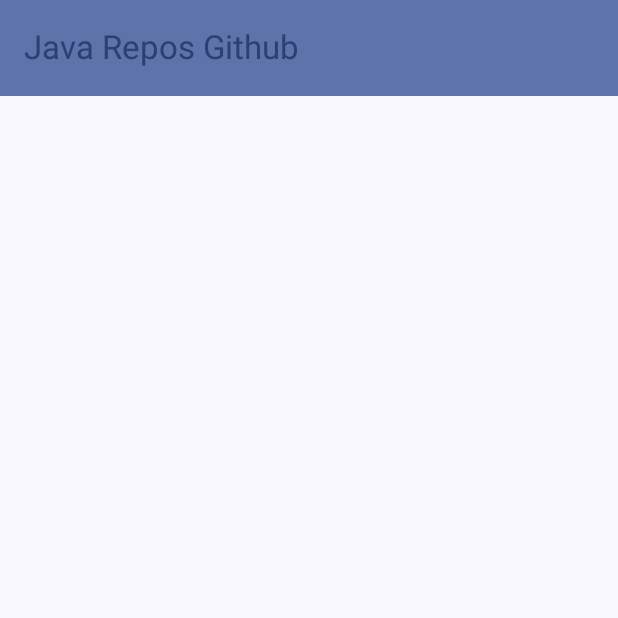
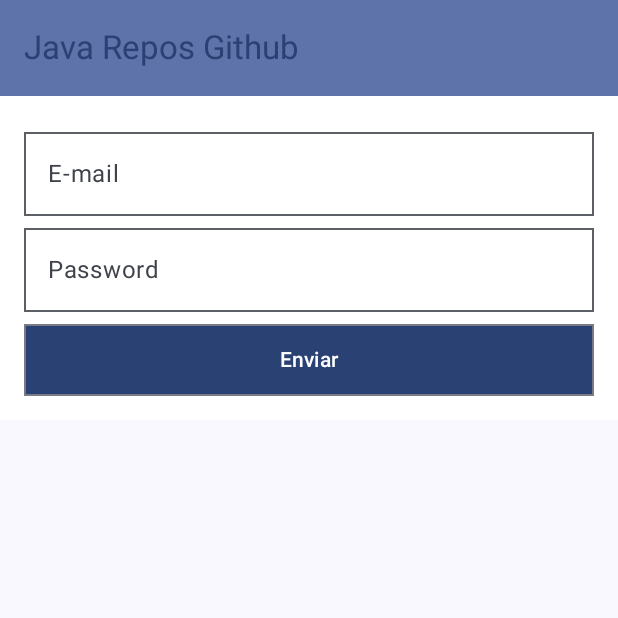
Before and after one commit to ramonmluz/most-popular-java-repositories, an Android app built with Jetpack Compose: the screen it shows after launch (MainActivity), on a phone screen of 412 x 824 dp, the top half of it. Run offline under Robolectric (Android 15) with nearby library versions, the phone set to English and light mode, and no system bars.

```diff
--- a/PopularJavaReposApp/app/build.gradle.kts
+++ b/PopularJavaReposApp/app/build.gradle.kts
@@ -86,9 +86,7 @@ dependencies {
 
     implementation ("com.github.bumptech.glide:compose:1.0.0-beta01")
 
-
-    // implementation("androidx.navigation:navigation-compose:$nav_version")
-
+    implementation("androidx.navigation:navigation-compose:$nav_version")
 
     testImplementation("junit:junit:4.13.2")
     androidTestImplementation("androidx.test.ext:junit:1.1.5")
--- a/PopularJavaReposApp/app/src/main/java/br/com/popularjavareposapp/MainActivity.kt
+++ b/PopularJavaReposApp/app/src/main/java/br/com/popularjavareposapp/MainActivity.kt
@@ -4,19 +4,34 @@ import android.os.Bundle
 import androidx.activity.ComponentActivity
 import androidx.activity.compose.setContent
 import androidx.compose.runtime.Composable
+import androidx.compose.runtime.remember
+import androidx.compose.ui.focus.FocusRequester
 import androidx.compose.ui.tooling.preview.Preview
+import androidx.navigation.compose.NavHost
+import androidx.navigation.compose.composable
+import androidx.navigation.compose.rememberNavController
 import br.com.popularjavareposapp.ui.theme.PopularJavaReposAppTheme
 import br.com.popularjavareposapp.ui.view.RepositoriesScreen
+import br.com.popularjavareposapp.ui.view.content.LoginScreen
 
 class MainActivity : ComponentActivity() {
     override fun onCreate(savedInstanceState: Bundle?) {
         super.onCreate(savedInstanceState)
         setContent {
-            RepositoriesScreen()
+            val focusRequester = remember { FocusRequester() }
+            val navController = rememberNavController()
+
+            NavHost(navController = navController, startDestination = "login") {
+                composable("login") {
+                    LoginScreen(focusRequester = focusRequester) { navController.navigate("repositories") }
+                }
+                composable("repositories") {
+                    RepositoriesScreen()
+                }
+            }
         }
     }
 }
-
 
 @Preview(showBackground = true)
 @Composable
--- /dev/null
+++ b/PopularJavaReposApp/app/src/main/java/br/com/popularjavareposapp/ui/view/content/LoginScreen.kt
@@ -0,0 +1,124 @@
+package br.com.popularjavareposapp.ui.view.content
+
+import androidx.compose.foundation.background
+import androidx.compose.foundation.layout.Box
+import androidx.compose.foundation.layout.Column
+import androidx.compose.foundation.layout.fillMaxSize
+import androidx.compose.foundation.layout.fillMaxWidth
+import androidx.compose.foundation.layout.padding
+import androidx.compose.foundation.layout.size
+import androidx.compose.foundation.text.KeyboardOptions
+import androidx.compose.material3.Button
+import androidx.compose.material3.ButtonDefaults
+import androidx.compose.material3.ExperimentalMaterial3Api
+import androidx.compose.material3.OutlinedTextField
+import androidx.compose.material3.Scaffold
+import androidx.compose.material3.Text
+import androidx.compose.runtime.Composable
+import androidx.compose.runtime.getValue
+import androidx.compose.runtime.mutableStateOf
+import androidx.compose.runtime.remember
+import androidx.compose.runtime.saveable.rememberSaveable
+import androidx.compose.runtime.setValue
+import androidx.compose.ui.Modifier
+import androidx.compose.ui.focus.FocusRequester
+import androidx.compose.ui.focus.focusRequester
+import androidx.compose.ui.graphics.Color
+import androidx.compose.ui.graphics.RectangleShape
+import androidx.compose.ui.text.input.ImeAction
+import androidx.compose.ui.text.input.KeyboardType
+import androidx.compose.ui.text.input.PasswordVisualTransformation
+import androidx.compose.ui.tooling.preview.Preview
+import androidx.compose.ui.unit.dp
+import br.com.popularjavareposapp.ui.theme.PopularJavaReposAppTheme
+import br.com.popularjavareposapp.ui.view.TopBar
+
+@OptIn(ExperimentalMaterial3Api::class)
+@Composable
+fun LoginScreen(focusRequester: FocusRequester, navigate: () -> Unit) {
+
+    PopularJavaReposAppTheme {
+        Scaffold(modifier = Modifier.fillMaxSize(),
+            topBar = { TopBar() }
+        ) { paddingValues ->
+            Box(
+                modifier = Modifier
+                    .padding(paddingValues)
+                    .background(Color.White)
+            ) {
+                LoginContent(focusRequester, navigate)
+            }
+        }
+    }
+}
+
+@Composable
+@OptIn(ExperimentalMaterial3Api::class)
+private fun LoginContent(focusRequester: FocusRequester,  navigate: () -> Unit) {
+
+    var text by remember { mutableStateOf("") }
+    var password by rememberSaveable { mutableStateOf("") }
+
+    Column(modifier = Modifier.padding(16.dp)) {
+        OutlinedTextField(
+            value = text,
+            onValueChange = { text = it },
+            shape = RectangleShape,
+            label = { Text(text = "E-mail") },
+            keyboardOptions = KeyboardOptions(
+                keyboardType = KeyboardType.Text,
+                imeAction = ImeAction.Next
+            ),
+            placeholder = { },
+            modifier = Modifier
+                .fillMaxWidth()
+                .focusRequester(focusRequester)
+        )
+
+        OutlinedTextField(
+            placeholder = { },
+            value = password,
+            onValueChange = { password = it },
+            shape = RectangleShape,
+            label = { Text(text = "Password") },
+            visualTransformation = PasswordVisualTransformation(),
+            keyboardOptions = KeyboardOptions(
+                keyboardType = KeyboardType.Password,
+                imeAction = ImeAction.Next
+            ),
+            modifier = Modifier.fillMaxWidth()
+        )
+
+        Button(
+            onClick = navigate,
+            border = ButtonDefaults.outlinedButtonBorder,
+            shape = RectangleShape,
+            modifier = Modifier
+                .fillMaxWidth()
+                .padding(top = 8.dp)
+                .size(48.dp)
+        ) {
+            Text("Enviar")
+        }
+    }
+
+}
+
+@OptIn(ExperimentalMaterial3Api::class)
+@Preview(showBackground = true)
+@Composable
+fun preview() {
+    PopularJavaReposAppTheme {
+        Scaffold(modifier = Modifier.fillMaxSize(),
+            topBar = { TopBar() }
+        ) { paddingValues ->
+            Box(
+                modifier = Modifier
+                    .padding(paddingValues)
+                    .background(Color.White)
+            ) {
+                LoginContent(FocusRequester(), {})
+            }
+        }
+    }
+}
--- a/PopularJavaReposApp/app/src/main/java/br/com/popularjavareposapp/ui/view/content/RepositoriesContent.kt
+++ b/PopularJavaReposApp/app/src/main/java/br/com/popularjavareposapp/ui/view/content/RepositoriesContent.kt
@@ -13,7 +13,11 @@ import androidx.compose.foundation.layout.wrapContentHeight
 import androidx.compose.foundation.lazy.LazyColumn
 import androidx.compose.foundation.lazy.items
 import androidx.compose.foundation.shape.CircleShape
+import androidx.compose.material.icons.Icons
+import androidx.compose.material.icons.filled.KeyboardArrowRight
 import androidx.compose.material3.CircularProgressIndicator
+import androidx.compose.material3.Icon
+import androidx.compose.material3.IconButton
 import androidx.compose.material3.MaterialTheme
 import androidx.compose.material3.Text
 import androidx.compose.runtime.Composable
@@ -92,9 +96,6 @@ private fun RepositoryCardContent(repositoryModel: RepositoryModel) {
 
     ConstraintLayout(
         modifier = Modifier
-            .clickable(
-                onClick = { navigateToNextScreen() }
-            )
             .fillMaxWidth()
             .padding(top = 16.dp, bottom = 16.dp)
     ) {
@@ -203,7 +204,7 @@ private fun RepositoryCardContent(repositoryModel: RepositoryModel) {
                 start.linkTo(infoGroup.end)
             }
         ) {
-            val imageUserId = createRef()
+            val (imageUserId, iconId) = createRefs()
             GlideImage(
                 model = repositoryModel.user.photo,
                 contentDescription = "",
@@ -217,6 +218,20 @@ private fun RepositoryCardContent(repositoryModel: RepositoryModel) {
                         end.linkTo(parent.end)
                     }
             )
+
+            IconButton(onClick = {},
+                modifier = Modifier
+                    .constrainAs(iconId) {
+                       linkTo(top = parent.top, bottom = parent.bottom, bias = 0F)
+                      end.linkTo(parent.end)
+                      start.linkTo(imageUserId.end)
+                    }) {
+                Icon(
+                    contentDescription = "",
+                    imageVector = Icons.Filled.KeyboardArrowRight
+                )
+            }
+
         }
     }
 }
```
